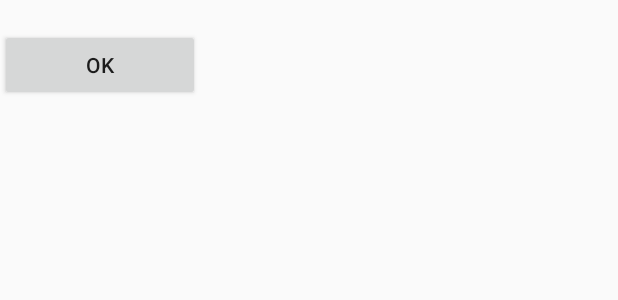
After one commit to arthurnumen/kupang-public-area, an Android app: the layout popup.xml on its own in the app's theme, with its tools: preview values and no code run, on a phone screen of 412 x 824 dp. The commit adds this screen. Shown: the top 300 px of the screen. Run offline under Robolectric (Android 15) with nearby library versions, the phone set to English and light mode, and no system bars.

Commit message:
Popup Info SBPU

```diff
--- /dev/null
+++ b/app/src/main/res/layout/popup.xml
@@ -0,0 +1,22 @@
+<?xml version="1.0" encoding="utf-8"?>
+<RelativeLayout xmlns:android="http://schemas.android.com/apk/res/android"
+    android:layout_width="fill_parent"
+    android:layout_height="fill_parent" >
+
+    <TextView
+        android:id="@+id/text"
+        android:layout_width="fill_parent"
+        android:layout_height="wrap_content"
+        android:layout_marginLeft="10dp"
+        android:layout_marginRight="10dp"
+        android:textColor="#0c0c2a"/>
+
+    <Button
+        android:id="@+id/dialogButtonOK"
+        android:layout_width="200px"
+        android:layout_height="wrap_content"
+        android:text="OK"
+        android:layout_below="@+id/text"
+        />
+
+</RelativeLayout>
```
Also changed, not shown: app/src/main/java/com/example/app/kupangpublicarea/MapsActivity.java (+26 -1 lines).
